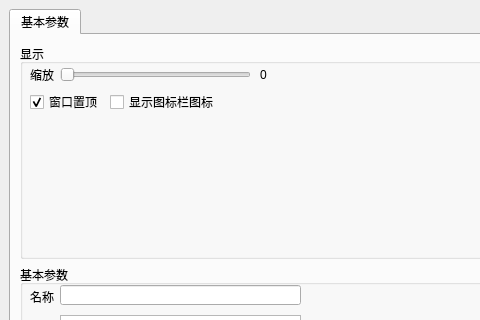
This is UI/Setbox.ui in Cardinal-Designer/show as Qt 5 draws it before an edit; both pictures show x 0 to 480 and y 0 to 320 of the 800 by 500 pixel window. The edited form follows.
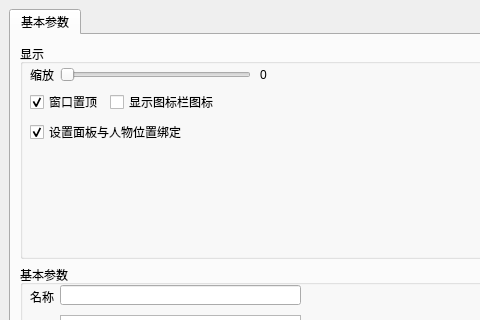
This is the edited form.

Commit message: V0.0.0.4 + 更新Find组件，优化性能 + 更新人物设置的图标为图包的预览图 + 代码规范化，使得代码工整美观(同) + 不拖更Launcher了 -> https://github.com/Cardinal-Designer/Launcher + 全面使用PySide2架构程序

The edit to the form file:
```diff
--- a/UI/Setbox.ui
+++ b/UI/Setbox.ui
@@ -125,6 +125,22 @@
             <bool>false</bool>
            </property>
           </widget>
+          <widget class="QCheckBox" name="SetBox_Go_with_Person_checkBox">
+           <property name="geometry">
+            <rect>
+             <x>10</x>
+             <y>80</y>
+             <width>181</width>
+             <height>16</height>
+            </rect>
+           </property>
+           <property name="text">
+            <string>设置面板与人物位置绑定</string>
+           </property>
+           <property name="checked">
+            <bool>true</bool>
+           </property>
+          </widget>
          </widget>
         </item>
         <item>
```
Left out of the diff: 17 changed lines with no effect on the pictures. The commit also changes 17 other files.
